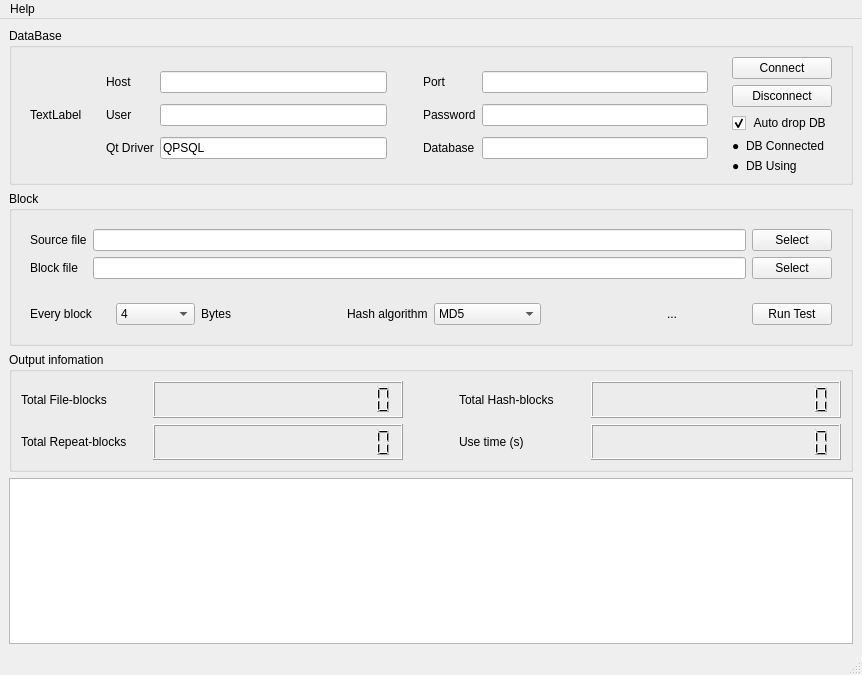
Above: mainwindow.ui from NekoSilverFox/BlockStorageTester before the change. Below: the same form after it.
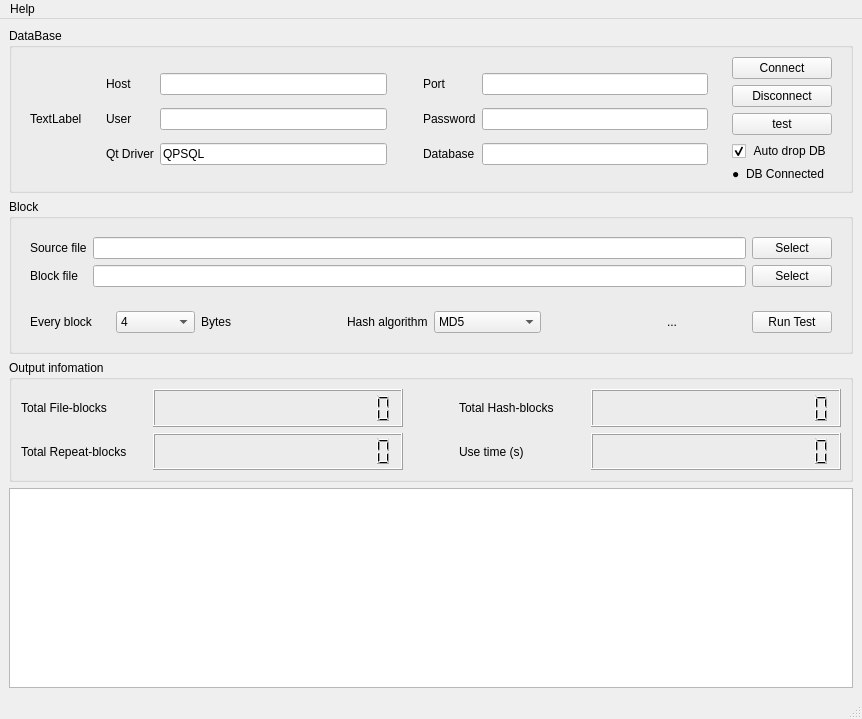
That is the form after the change.

What changed in the file:
```diff
--- a/mainwindow.ui
+++ b/mainwindow.ui
@@ -7,7 +7,7 @@
     <x>0</x>
     <y>0</y>
     <width>862</width>
-    <height>675</height>
+    <height>719</height>
    </rect>
   </property>
   <property name="windowTitle">
@@ -156,6 +156,13 @@
             </property>
            </widget>
           </item>
+          <item>
+           <widget class="QPushButton" name="btnTest">
+            <property name="text">
+             <string>test</string>
+            </property>
+           </widget>
+          </item>
           <item>
            <widget class="QCheckBox" name="cbAutoDropDB">
             <property name="text">
@@ -195,20 +202,6 @@
                </property>
               </widget>
              </item>
-             <item row="1" column="0">
-              <widget class="QLabel" name="lbDBUsing">
-               <property name="text">
-                <string>●</string>
-               </property>
-              </widget>
-             </item>
-             <item row="1" column="1">
-              <widget class="QLabel" name="label_13">
-               <property name="text">
-                <string>DB Using</string>
-               </property>
-              </widget>
-             </item>
             </layout>
            </widget>
           </item>
```
